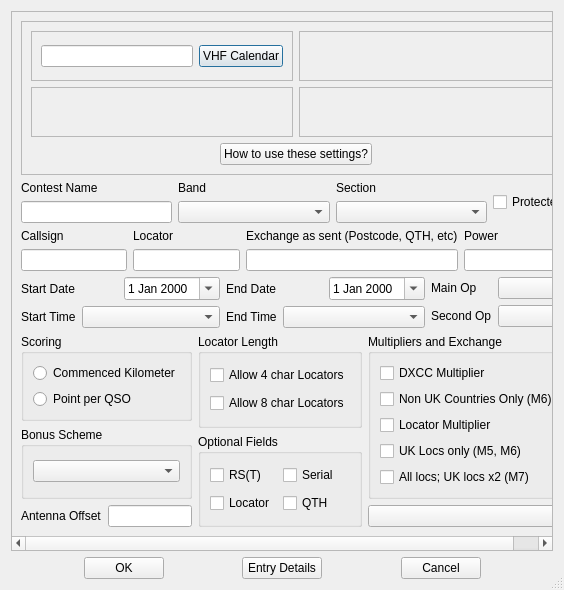
First picture: the form in mqt/MqtLogger/contestdetails.ui, repository zsteva/backup-minos2, before the edit.
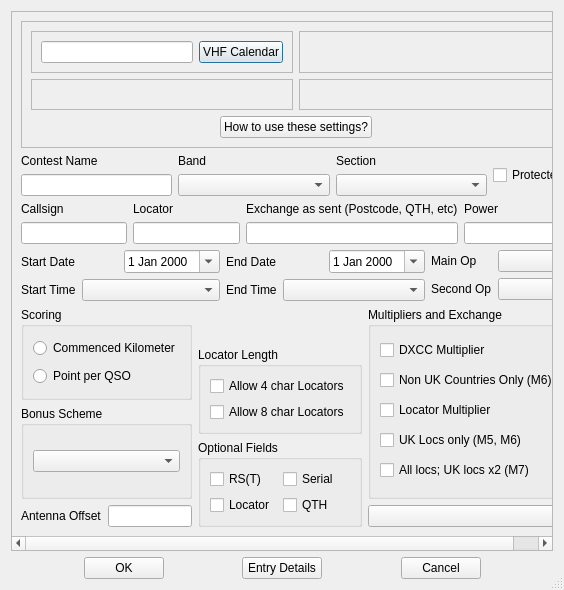
Second picture: the form after the edit. Custom widgets are drawn as their Qt base class.

Commit message: Make fields choice invisible

The edit to the form file:
```diff
--- a/mqt/MqtLogger/contestdetails.ui
+++ b/mqt/MqtLogger/contestdetails.ui
@@ -31,7 +31,7 @@
         <x>0</x>
         <y>0</y>
         <width>544</width>
-        <height>541</height>
+        <height>540</height>
        </rect>
       </property>
       <layout class="QVBoxLayout" name="verticalLayout_18">
@@ -534,6 +534,19 @@
          </item>
          <item>
           <layout class="QVBoxLayout" name="verticalLayout_14">
+           <item>
+            <spacer name="verticalSpacer">
+             <property name="orientation">
+              <enum>Qt::Vertical</enum>
+             </property>
+             <property name="sizeHint" stdset="0">
+              <size>
+               <width>20</width>
+               <height>40</height>
+              </size>
+             </property>
+            </spacer>
+           </item>
            <item>
             <widget class="QGroupBox" name="LocatorGroupBox">
              <property name="title">
```
The commit also changes 1 other file.
